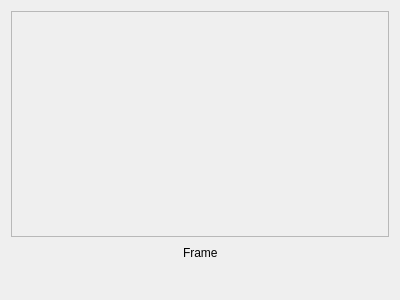
Old version of the form resources/designer_ui/videopropertieswidget.ui in the repository jonathanHuwP/CrystalGrowthTracker.
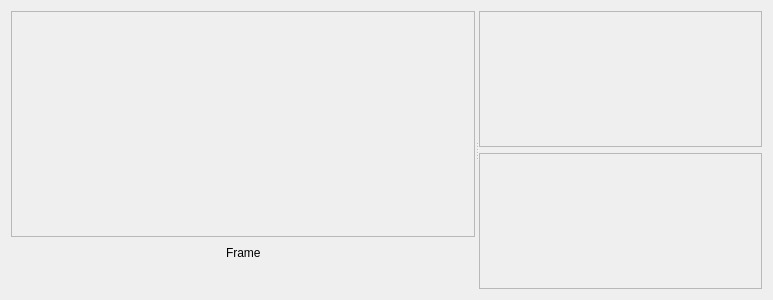
New version of the form. Custom widgets are drawn as their Qt base class.

Diff of the .ui file:
```diff
--- a/resources/designer_ui/videopropertieswidget.ui
+++ b/resources/designer_ui/videopropertieswidget.ui
@@ -6,15 +6,20 @@
    <rect>
     <x>0</x>
     <y>0</y>
-    <width>400</width>
+    <width>773</width>
     <height>300</height>
    </rect>
   </property>
   <property name="windowTitle">
    <string>Video Properties</string>
   </property>
-  <layout class="QVBoxLayout" name="verticalLayout_2">
+  <layout class="QVBoxLayout" name="verticalLayout_3">
    <item>
+    <widget class="QSplitter" name="splitter">
+     <property name="orientation">
+      <enum>Qt::Horizontal</enum>
+     </property>
+     <widget class="QWidget" name="layoutWidget">
     <layout class="QVBoxLayout" name="verticalLayout" stretch="1,0,0">
      <item>
       <widget class="QScrollArea" name="_videoScrollArea">
@@ -32,7 +37,7 @@
          <rect>
           <x>0</x>
           <y>0</y>
-          <width>370</width>
+            <width>420</width>
           <height>208</height>
          </rect>
         </property>
@@ -110,6 +115,46 @@
       </layout>
      </item>
     </layout>
+     </widget>
+     <widget class="QWidget" name="">
+      <layout class="QVBoxLayout" name="verticalLayout_2">
+       <item>
+        <widget class="QScrollArea" name="_graphScrollArea">
+         <property name="widgetResizable">
+          <bool>true</bool>
+         </property>
+         <widget class="QWidget" name="scrollAreaWidgetContents_2">
+          <property name="geometry">
+           <rect>
+            <x>0</x>
+            <y>0</y>
+            <width>312</width>
+            <height>130</height>
+           </rect>
+          </property>
+         </widget>
+        </widget>
+       </item>
+       <item>
+        <widget class="QScrollArea" name="_histogramScrollArea">
+         <property name="widgetResizable">
+          <bool>true</bool>
+         </property>
+         <widget class="QWidget" name="scrollAreaWidgetContents_3">
+          <property name="geometry">
+           <rect>
+            <x>0</x>
+            <y>0</y>
+            <width>312</width>
+            <height>129</height>
+           </rect>
+          </property>
+         </widget>
+        </widget>
+       </item>
+      </layout>
+     </widget>
+    </widget>
    </item>
   </layout>
  </widget>
```
Lines whose indentation alone changed are shown as unchanged.
